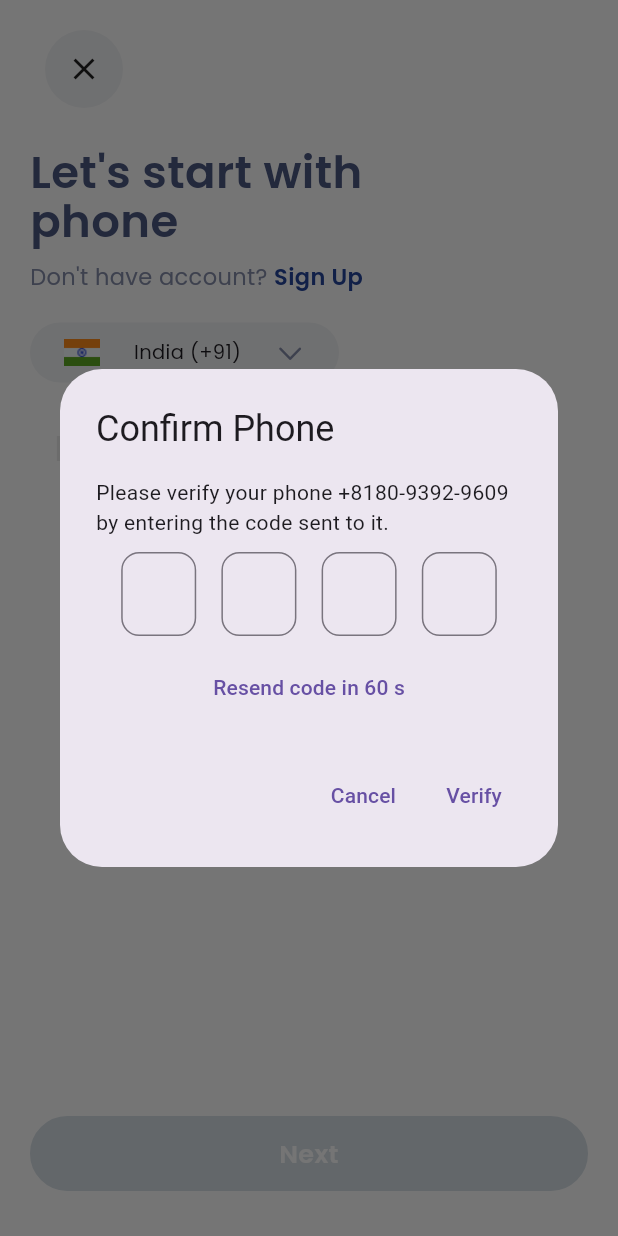
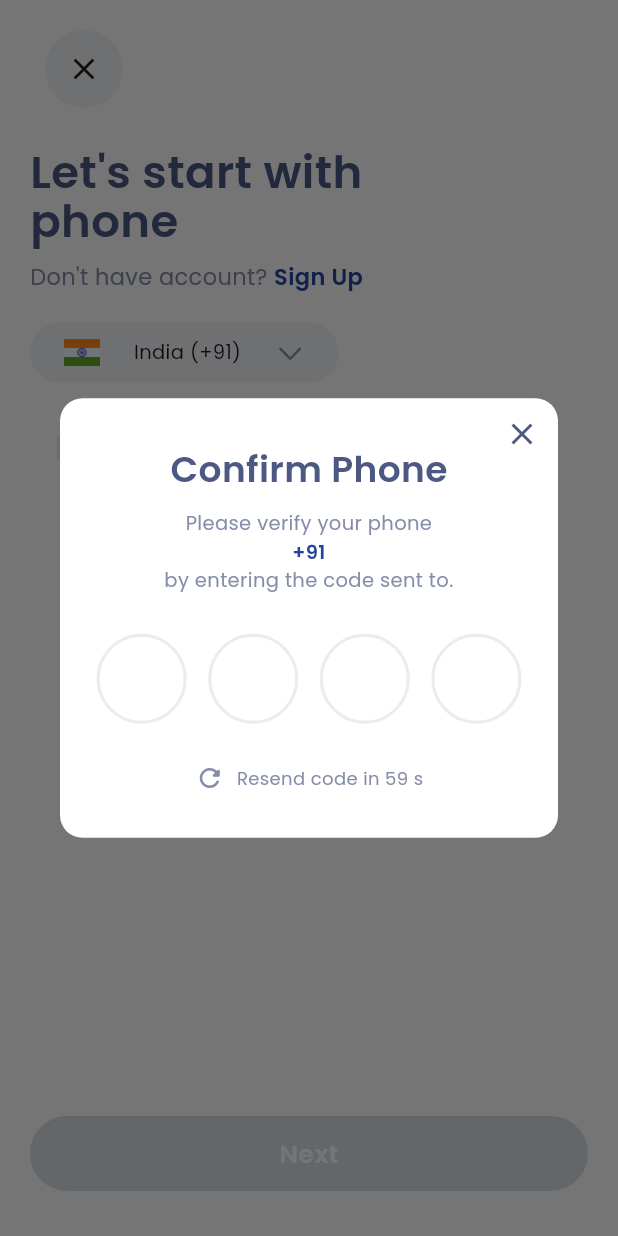
Before and after one commit to The-Naveen-Chandra/Showa-supper-app-UI, a Flutter app: the PhoneNumberScreen screen opened directly, after a tap on "Next", on a phone screen of 412 x 824 dp. Run offline on Flutter 3.47's test engine with Material 3 defaults, Android fonts, the phone set to English and light mode, and no system bars; our stand-ins replace google_fonts; statements that could not run were skipped.

Commit message:
Dev: Confirm phone number dialog box component

```diff
--- /dev/null
+++ b/lib/components/confirm_phone_number_dialog.dart
@@ -0,0 +1,222 @@
+import 'dart:async';
+
+import 'package:flutter/material.dart';
+import 'package:flutter/services.dart';
+import 'package:google_fonts/google_fonts.dart';
+
+import 'package:showa_supper_app/constants/constant_colors.dart';
+import 'package:showa_supper_app/constants/constant_fontsize_fontweight.dart';
+
+class ConfirmPhoneNumberDialog extends StatefulWidget {
+  final String countryCode;
+  final String phoneNumber;
+
+  const ConfirmPhoneNumberDialog({
+    super.key,
+    required this.countryCode,
+    required this.phoneNumber,
+  });
+
+  @override
+  State<ConfirmPhoneNumberDialog> createState() =>
+      _ConfirmPhoneNumberDialogState();
+}
+
+class _ConfirmPhoneNumberDialogState extends State<ConfirmPhoneNumberDialog> {
+  late List<TextEditingController> _controllers;
+  late List<FocusNode> _focusNodes;
+  late Timer _timer;
+  int _remainingTime = 60;
+  bool _isButtonEnabled = false;
+
+  @override
+  void initState() {
+    super.initState();
+    _controllers = List.generate(4, (index) => TextEditingController());
+    _focusNodes = List.generate(4, (index) => FocusNode());
+    _startTimer();
+  }
+
+  void _startTimer() {
+    _timer = Timer.periodic(const Duration(seconds: 1), (timer) {
+      if (_remainingTime > 0) {
+        setState(() {
+          _remainingTime--;
+        });
+      } else {
+        setState(() {
+          _isButtonEnabled = true;
+          _timer.cancel();
+        });
+      }
+    });
+  }
+
+  @override
+  void dispose() {
+    for (var controller in _controllers) {
+      controller.dispose();
+    }
+    for (var focusNode in _focusNodes) {
+      focusNode.dispose();
+    }
+    _timer.cancel();
+    super.dispose();
+  }
+
+  void _onChanged(int index, String value) {
+    if (value.length == 1) {
+      if (index < _focusNodes.length - 1) {
+        FocusScope.of(context).requestFocus(_focusNodes[index + 1]);
+      } else {
+        _focusNodes[index].unfocus();
+      }
+    }
+  }
+
+  Widget _buildCodeTextField(int index) {
+    return Container(
+      width: 60,
+      decoration: BoxDecoration(
+          border: Border.all(
+            color: ConstantColors.borderColor,
+            width: 2.0,
+          ),
+          shape: BoxShape.circle),
+      child: TextFormField(
+        controller: _controllers[index],
+        focusNode: _focusNodes[index],
+        textAlign: TextAlign.center,
+        style: GoogleFonts.poppins(
+          fontSize: ConstantFontSize.extraLarge,
+          fontWeight: ConstantFontWeight.bold,
+          color: ConstantColors.primaryTextColor,
+        ),
+        inputFormatters: [
+          FilteringTextInputFormatter.digitsOnly,
+        ],
+        keyboardType: TextInputType.number,
+        maxLength: 1,
+        decoration: InputDecoration(
+          counterText: '',
+          border: OutlineInputBorder(
+            borderRadius: BorderRadius.circular(30),
+            borderSide: BorderSide.none,
+          ),
+        ),
+        onChanged: (value) => _onChanged(index, value),
+      ),
+    );
+  }
+
+  @override
+  Widget build(BuildContext context) {
+    return PopScope(
+      canPop: false,
+      child: Dialog(
+        backgroundColor: ConstantColors.whiteColor,
+        shape: RoundedRectangleBorder(
+          borderRadius: BorderRadius.circular(15.0),
+        ),
+        child: Stack(
+          children: [
+            Padding(
+              padding: const EdgeInsets.symmetric(horizontal: 10, vertical: 30),
+              child: Column(
+                mainAxisSize: MainAxisSize.min,
+                children: [
+                  Text(
+                    'Confirm Phone',
+                    style: GoogleFonts.poppins(
+                      fontSize: ConstantFontSize.extraLarge,
+                      fontWeight: ConstantFontWeight.bold,
+                      color: ConstantColors.primaryTextColor,
+                    ),
+                  ),
+                  const SizedBox(height: 10),
+                  Text(
+                    'Please verify your phone',
+                    textAlign: TextAlign.center,
+                    style: GoogleFonts.poppins(
+                      fontSize: ConstantFontSize.extraSmall,
+                      fontWeight: ConstantFontWeight.normal,
+                      color: ConstantColors.secondaryTextColor,
+                    ),
+                  ),
+                  Text(
+                    '${widget.countryCode} ${widget.phoneNumber}',
+                    textAlign: TextAlign.center,
+                    style: GoogleFonts.poppins(
+                      fontSize: ConstantFontSize.extraSmall,
+                      fontWeight: ConstantFontWeight.bold,
+                      color: ConstantColors.primaryColor,
+                    ),
+                  ),
+                  Text(
+                    'by entering the code sent to.',
+                    textAlign: TextAlign.center,
+                    style: GoogleFonts.poppins(
+                      fontSize: ConstantFontSize.extraSmall,
+                      fontWeight: ConstantFontWeight.normal,
+                      color: ConstantColors.secondaryTextColor,
+                    ),
+                  ),
+                  const SizedBox(height: 20),
+                  Row(
+                    mainAxisAlignment: MainAxisAlignment.spaceEvenly,
+                    children:
+                        List.generate(4, (index) => _buildCodeTextField(index)),
+                  ),
+                  const SizedBox(height: 20),
+                  GestureDetector(
+                    onTap: _isButtonEnabled
+                        ? () {
+                            // Your resend code logic here
+                          }
+                        : null,
+                    child: Row(
+                      mainAxisAlignment: MainAxisAlignment.center,
+                      children: [
+                        Icon(
+                          Icons.refresh_rounded,
+                          size: 20,
+                          color: _isButtonEnabled
+                              ? ConstantColors.primaryColor
+                              : ConstantColors.secondaryTextColor,
+                        ),
+                        const SizedBox(width: 8),
+                        Text(
+                          'Resend code in $_remainingTime s',
+                          style: GoogleFonts.poppins(
+                            fontSize: ConstantFontSize.extraExtraSmall,
+                            fontWeight: ConstantFontWeight.normal,
+                            color: _isButtonEnabled
+                                ? ConstantColors.primaryColor
+                                : ConstantColors.secondaryTextColor,
+                          ),
+                        ),
+                      ],
+                    ),
+                  ),
+                ],
+              ),
+            ),
+            Positioned(
+              right: 0,
+              top: 0,
+              child: IconButton(
+                icon: Icon(
+                  Icons.close,
+                  color: ConstantColors.primaryTextColor,
+                ),
+                onPressed: () {
+                  Navigator.pop(context);
+                },
+              ),
+            ),
+          ],
+        ),
+      ),
+    );
+  }
+}
--- a/lib/screens/phone_number_screen.dart
+++ b/lib/screens/phone_number_screen.dart
@@ -2,12 +2,13 @@ import 'package:flutter/cupertino.dart';
 import 'package:flutter/material.dart';
 import 'package:google_fonts/google_fonts.dart';
 
-import 'package:showa_supper_app/components/primary_button.dart';
 import 'package:showa_supper_app/constants/utils.dart';
 import 'package:showa_supper_app/screens/sign_up_screen.dart';
 import 'package:showa_supper_app/constants/constant_colors.dart';
+import 'package:showa_supper_app/components/primary_button.dart';
 import 'package:showa_supper_app/components/country_selector.dart';
 import 'package:showa_supper_app/components/phone_number_textfield.dart';
+import 'package:showa_supper_app/components/confirm_phone_number_dialog.dart';
 import 'package:showa_supper_app/constants/constant_fontsize_fontweight.dart';
 
 class PhoneNumberScreen extends StatefulWidget {
@@ -64,12 +65,6 @@ class _PhoneNumberScreenState extends State<PhoneNumberScreen> {
           _phoneNumberController.text.replaceAll(RegExp(r'\D'), '').length ==
               10;
     });
-  }
-
-  void _handleTextFieldChange(String value, int index) {
-    if (value.isNotEmpty && index < 3) {
-      FocusScope.of(context).nextFocus();
-    }
   }
 
   @override
@@ -217,70 +212,9 @@ class _PhoneNumberScreenState extends State<PhoneNumberScreen> {
                     showDialog(
                       context: context,
                       builder: (BuildContext context) {
-                        return AlertDialog(
-                          title: const Text('Confirm Phone'),
-                          content: Container(
-                            width: double.maxFinite,
-                            child: Column(
-                              mainAxisSize: MainAxisSize.min,
-                              children: [
-                                const Text(
-                                  'Please verify your phone +8180-9392-9609 by entering the code sent to it.',
-                                ),
-                                SizedBox(height: 10),
-                                Row(
-                                  mainAxisAlignment:
-                                      MainAxisAlignment.spaceEvenly,
-                                  children: List.generate(
-                                    4,
-                                    (index) => SizedBox(
-                                      width: 50,
-                                      child: TextField(
-                                        controller: controllers[index],
-                                        textAlign: TextAlign.center,
-                                        keyboardType: TextInputType.number,
-                                        maxLength: 1,
-                                        decoration: InputDecoration(
-                                          border: OutlineInputBorder(
-                                            borderRadius:
-                                                BorderRadius.circular(12),
-                                          ),
-                                          counterText: "",
-                                        ),
-                                        onChanged: (value) {
-                                          _handleTextFieldChange(value, index);
-                                        },
-                                      ),
-                                    ),
-                                  ),
-                                ),
-                                const SizedBox(height: 10),
-                                TextButton(
-                                  onPressed: () {
-                                    // Resend code functionality
-                                  },
-                                  child: const Text('Resend code in 60 s'),
-                                ),
-                              ],
-                            ),
-                          ),
-                          actions: [
-                            TextButton(
-                              onPressed: () => Navigator.pop(context),
-                              child: Text('Cancel'),
-                            ),
-                            TextButton(
-                              onPressed: () {
-                                // Submit code functionality
-                                String verificationCode = '';
-                                for (var controller in controllers) {
-                                  verificationCode += controller.text;
-                                }
-                                print('Verification code: $verificationCode');
-                              },
-                              child: Text('Verify'),
-                            ),
-                          ],
+                        return ConfirmPhoneNumberDialog(
+                          countryCode: _selectedCountry.code,
+                          phoneNumber: _phoneNumberController.text,
                         );
                       },
                     );
```
